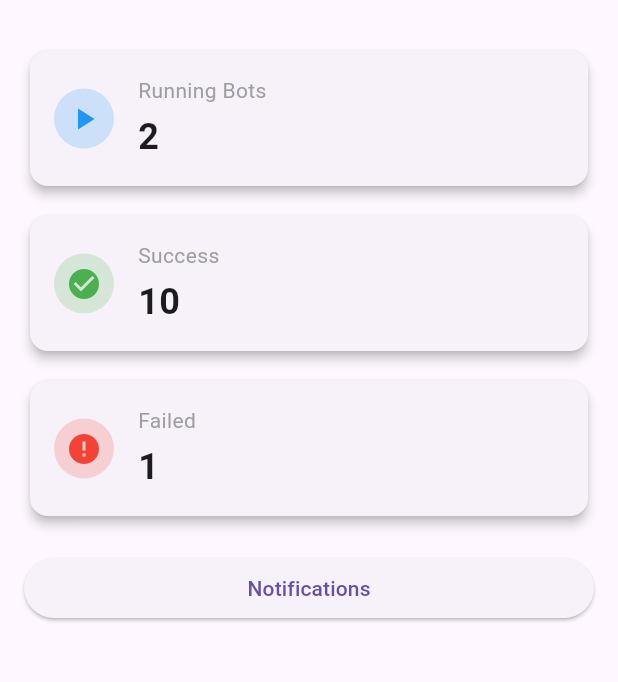
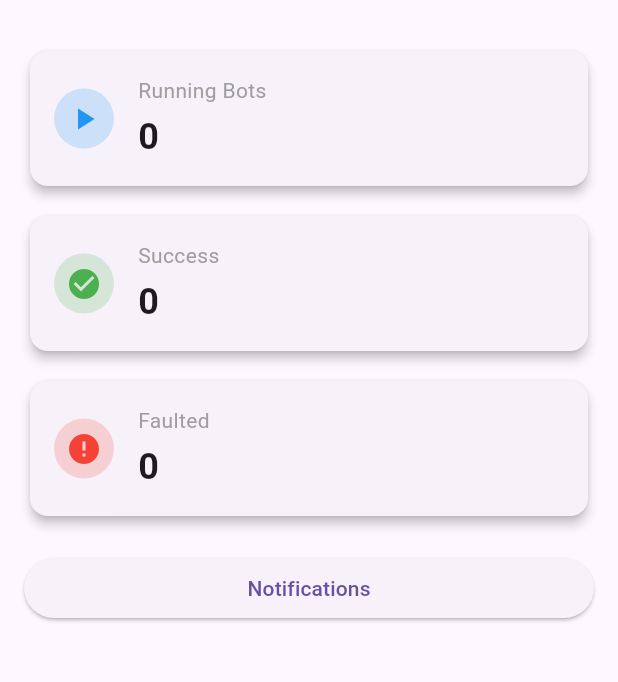
Before and after one commit to geraldcayetanocfs-prog/Mobile, a Flutter app: the screen it shows after launch, on a phone screen of 412 x 824 dp, the part 63-745 px from its top. Run offline on Flutter 3.47's test engine with Material 3 defaults, Android fonts, the phone set to English and light mode, and no system bars; our stand-ins replace firebase_core, firebase_messaging; accounts and stored records are empty; network calls fail.

Commit message:
Add live bot status dashboard updates

```diff
--- a/lib/main.dart
+++ b/lib/main.dart
@@ -3,9 +3,9 @@ import 'package:firebase_messaging/firebase_messaging.dart';
 import 'package:flutter/material.dart';
 import 'package:provider/provider.dart';
 
-import 'core/constants/services/firebase_service.dart'
-    as firebase_service;
+import 'core/constants/services/firebase_service.dart' as firebase_service;
 import 'core/constants/services/api_service.dart';
+import 'models/notification_model.dart';
 import 'providers/notification_provider.dart';
 import 'screens/dashboard_screen.dart';
 
@@ -36,23 +36,44 @@ Future<void> main() async {
     debugPrint('Firebase startup skipped: $error');
   }
 
-  runApp(
-    ChangeNotifierProvider.value(
-      value: notificationProvider,
-      child: const MyApp(),
-    ),
-  );
+  try {
+    final items = await ApiService().getNotifications() as List<dynamic>;
+    notificationProvider.setNotifications(
+      items
+          .whereType<Map<String, dynamic>>()
+          .map(NotificationModel.fromJson)
+          .toList(),
+    );
+  } catch (error) {
+    debugPrint('Notification history unavailable: $error');
+  }
+
+  runApp(MyApp(notificationProvider: notificationProvider));
 }
 
 class MyApp extends StatelessWidget {
-  const MyApp({super.key});
+  final NotificationProvider? notificationProvider;
+
+  const MyApp({super.key, this.notificationProvider});
 
   @override
   Widget build(BuildContext context) {
-    return MaterialApp(
+    final app = MaterialApp(
       debugShowCheckedModeBanner: false,
       title: 'UiPath Monitor',
       home: const DashboardScreen(),
     );
+
+    if (notificationProvider == null) {
+      return ChangeNotifierProvider(
+        create: (_) => NotificationProvider(),
+        child: app,
+      );
+    }
+
+    return ChangeNotifierProvider.value(
+      value: notificationProvider!,
+      child: app,
+    );
   }
 }
--- a/lib/providers/notification_provider.dart
+++ b/lib/providers/notification_provider.dart
@@ -1,6 +1,7 @@
 import 'package:flutter/foundation.dart';
 
 import '../models/notification_model.dart';
+import '../core/constants/services/api_service.dart';
 
 class NotificationProvider extends ChangeNotifier {
   final List<NotificationModel> _notifications = [];
@@ -8,6 +9,31 @@ class NotificationProvider extends ChangeNotifier {
   List<NotificationModel> get notifications => [..._notifications];
 
   bool get hasNotifications => _notifications.isNotEmpty;
+
+  int get runningCount => _latestByProcessCount({'running', 'in progress'});
+
+  int get successCount => _latestByProcessCount({
+    'success',
+    'succeeded',
+    'successful',
+    'completed',
+  });
+
+  int get faultedCount => _latestByProcessCount({'failed', 'faulted', 'error'});
+
+  int _latestByProcessCount(Set<String> statuses) {
+    final latestByProcess = <String, NotificationModel>{};
+    for (final notification in _notifications) {
+      latestByProcess.putIfAbsent(notification.process, () => notification);
+    }
+
+    return latestByProcess.values
+        .where(
+          (notification) =>
+              statuses.contains(notification.status.trim().toLowerCase()),
+        )
+        .length;
+  }
 
   void addNotification(NotificationModel notification) {
     _notifications.insert(0, notification);
@@ -25,4 +51,14 @@ class NotificationProvider extends ChangeNotifier {
     _notifications.clear();
     notifyListeners();
   }
+
+  Future<void> refreshFromServer() async {
+    final items = await ApiService().getNotifications() as List<dynamic>;
+    setNotifications(
+      items
+          .whereType<Map<String, dynamic>>()
+          .map(NotificationModel.fromJson)
+          .toList(),
+    );
+  }
 }
--- a/lib/screens/dashboard_screen.dart
+++ b/lib/screens/dashboard_screen.dart
@@ -1,38 +1,72 @@
 import 'package:flutter/material.dart';
+import 'package:provider/provider.dart';
+import 'dart:async';
+
+import 'package:mobile_monitoring/providers/notification_provider.dart';
+import '../widgets/summary_card.dart';
 import 'notifications_screen.dart';
-import '../widgets/summary_card.dart';
 
-class DashboardScreen extends StatelessWidget {
+class DashboardScreen extends StatefulWidget {
   const DashboardScreen({super.key});
+
+  @override
+  State<DashboardScreen> createState() => _DashboardScreenState();
+}
+
+class _DashboardScreenState extends State<DashboardScreen> {
+  Timer? _refreshTimer;
+
+  @override
+  void initState() {
+    super.initState();
+    _refreshTimer = Timer.periodic(
+      const Duration(seconds: 5),
+      (_) => _refreshNotifications(),
+    );
+  }
+
+  Future<void> _refreshNotifications() async {
+    try {
+      await context.read<NotificationProvider>().refreshFromServer();
+    } catch (_) {
+      // Keep the last known state while the backend is unavailable.
+    }
+  }
+
+  @override
+  void dispose() {
+    _refreshTimer?.cancel();
+    super.dispose();
+  }
 
   @override
   Widget build(BuildContext context) {
     return Scaffold(
-      appBar: AppBar(
-        title: const Text('UiPath Monitor'),
-      ),
-      body: Padding(
+      appBar: AppBar(title: const Text('UiPath Monitor')),
+      body: Consumer<NotificationProvider>(
+        builder: (context, provider, child) {
+          return Padding(
             padding: const EdgeInsets.all(16),
             child: Column(
               crossAxisAlignment: CrossAxisAlignment.stretch,
               children: [
-            const SummaryCard(
+                SummaryCard(
                   title: 'Running Bots',
-              count: '2',
+                  count: '${provider.runningCount}',
                   color: Colors.blue,
                   icon: Icons.play_arrow,
                 ),
                 const SizedBox(height: 12),
-            const SummaryCard(
+                SummaryCard(
                   title: 'Success',
-              count: '10',
+                  count: '${provider.successCount}',
                   color: Colors.green,
                   icon: Icons.check_circle,
                 ),
                 const SizedBox(height: 12),
-            const SummaryCard(
-              title: 'Failed',
-              count: '1',
+                SummaryCard(
+                  title: 'Faulted',
+                  count: '${provider.faultedCount}',
                   color: Colors.red,
                   icon: Icons.error,
                 ),
@@ -42,7 +76,7 @@ class DashboardScreen extends StatelessWidget {
                     Navigator.push(
                       context,
                       MaterialPageRoute(
-                    builder: (_) => NotificationsScreen(),
+                        builder: (_) => const NotificationsScreen(),
                       ),
                     );
                   },
@@ -50,6 +84,8 @@ class DashboardScreen extends StatelessWidget {
                 ),
               ],
             ),
+          );
+        },
       ),
     );
   }
```
Also changed, not shown: lib/screens/notifications_screen.dart (+22 -42 lines), lib/widgets/notification_card.dart (added, +22 -0 lines), 1 other file. Lines whose indentation alone changed are shown as unchanged.
